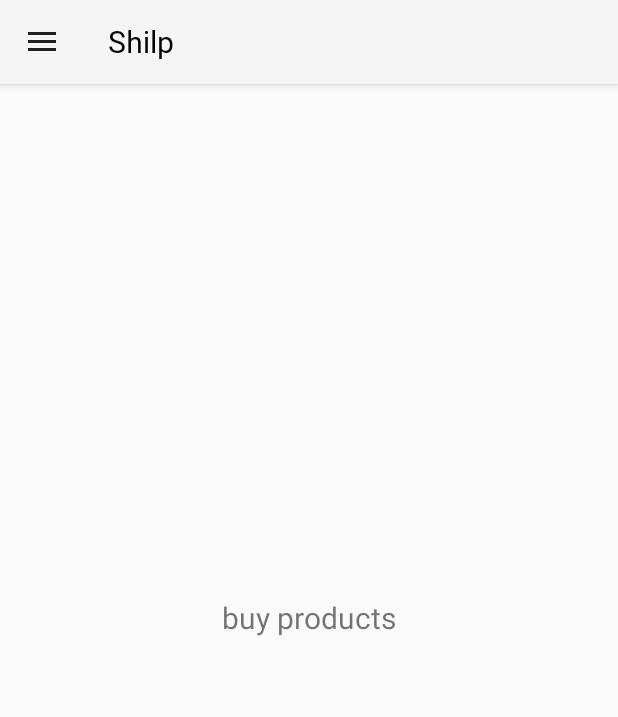
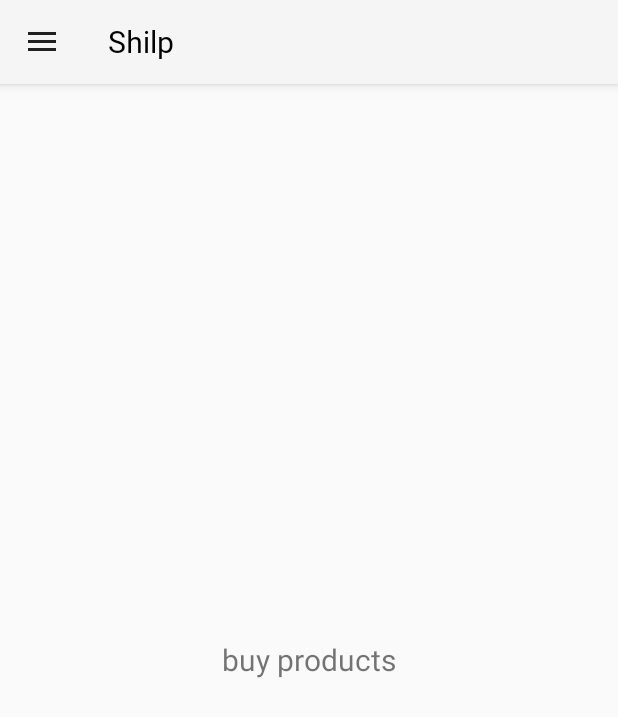
Before and after one commit to naman7kr/Shilp, an Android app: the HomeActivity screen opened directly, with no data from a screen before it, in the side drawer, after a tap on "Buy Products", on a phone screen of 412 x 824 dp. Shown: the top 717 px of the screen. Run offline under Robolectric (Android 15) with nearby library versions, the phone set to English and light mode, and no system bars; our stand-ins replace CircleImageView.

Commit message:
theme colors added and basic improvements in layouts

```diff
--- a/app/src/main/res/layout/activity_home.xml
+++ b/app/src/main/res/layout/activity_home.xml
@@ -20,7 +20,9 @@
         <FrameLayout
             android:id="@+id/home_container"
             android:layout_width="match_parent"
-            android:layout_height="match_parent" />
+            android:layout_height="match_parent"
+            android:layout_below="@+id/app_bar_layout"
+            />
     </RelativeLayout>
 
     <android.support.design.widget.NavigationView
```
